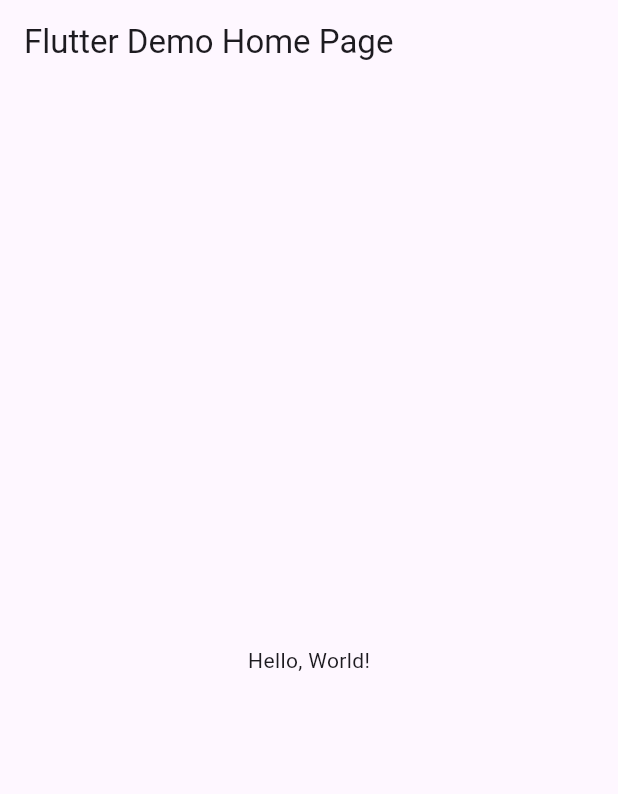
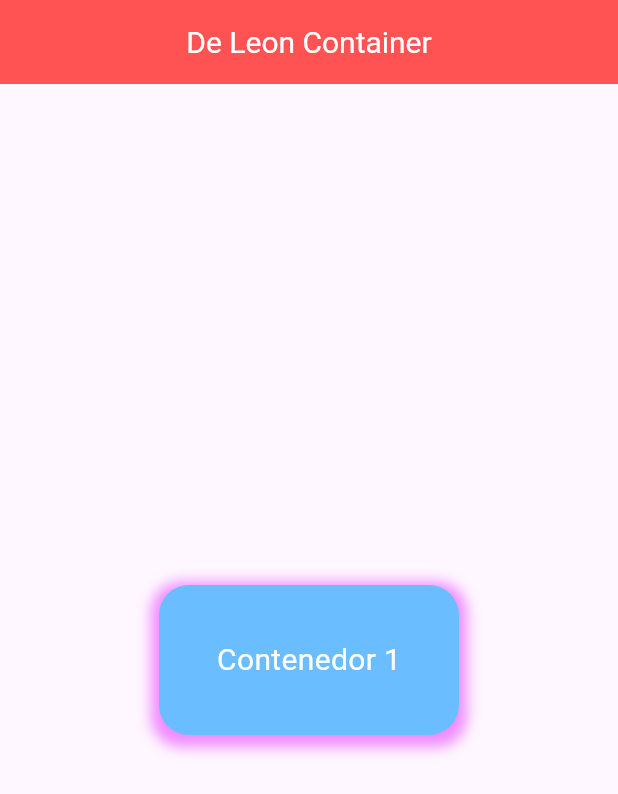
Before and after one commit to Asyhbd2/p10ElContainer, a Flutter app: the screen it shows after launch, on a phone screen of 412 x 824 dp. Shown: the top 794 px of the screen. Run offline on Flutter 3.47's test engine with Material 3 defaults, Android fonts, the phone set to English and light mode, and no system bars.

Commit message:
Deleon container

```diff
--- a/lib/main.dart
+++ b/lib/main.dart
@@ -1,43 +1,49 @@
 import 'package:flutter/material.dart';
 
-void main() => runApp(MyApp());
+void main() => runApp(MiContenedorApp());
 
-class MyApp extends StatelessWidget {
-  const MyApp({super.key});
-  // This widget is the root of your application.
+class MiContenedorApp extends StatelessWidget {
+  const MiContenedorApp({Key? key}) : super(key: key);
+
   @override
   Widget build(BuildContext context) {
     return MaterialApp(
-      // Application name
-      title: 'Flutter Hello World',
-      // Application theme data, you can set the colors for the application as
-      // you want
-      theme: ThemeData(
-        // useMaterial3: false,
-        primarySwatch: Colors.blue,
-      ),
-      // A widget which will be started on application startup
-      home: MyHomePage(title: 'Flutter Demo Home Page'),
-    );
-  }
-}
-
-class MyHomePage extends StatelessWidget {
-  final String title;
-  const MyHomePage({super.key, required this.title});
-
-  @override
-  Widget build(BuildContext context) {
-    return Scaffold(
-      appBar: AppBar(
-        // The title text which will be shown on the action bar
-        title: Text(title),
-      ),
-      body: Center(
-        child: Text(
-          'Hello, World!',
+      debugShowCheckedModeBanner: false,
+      home: Scaffold(
+        appBar: AppBar(
+          title: Text("De Leon Container"),
+          titleTextStyle: TextStyle(color: Colors.white, fontSize: 20),
+          centerTitle: true,
+          backgroundColor: Colors.redAccent,
+        ),
+        body: Center(
+          child: Column(
+            mainAxisAlignment: MainAxisAlignment.center,
+            children: <Widget>[
+              Container(
+                width: 200,
+                height: 100,
+                decoration: BoxDecoration(
+                  color: Color(0xff6abdff),
+                  borderRadius: BorderRadius.circular(20),
+                  boxShadow: [
+                    BoxShadow(
+                      color: Color(0xffef8cff),
+                      spreadRadius: 5,
+                      blurRadius: 7,
+                      offset: const Offset(0, 3), // changes position of shadow
+                    ),
+                  ],
+                ),
+                child: const Center(
+                  child: Text("Contenedor 1",
+                      style: TextStyle(color: Colors.white, fontSize: 20)),
+                ),
+              ),
+            ],
+          ),
         ),
       ),
     );
-  }
-}
+  } //Mi Widget
+} //Mi clase MiContenedorApp
```
Also changed, not shown: containerfinal.png (added).
